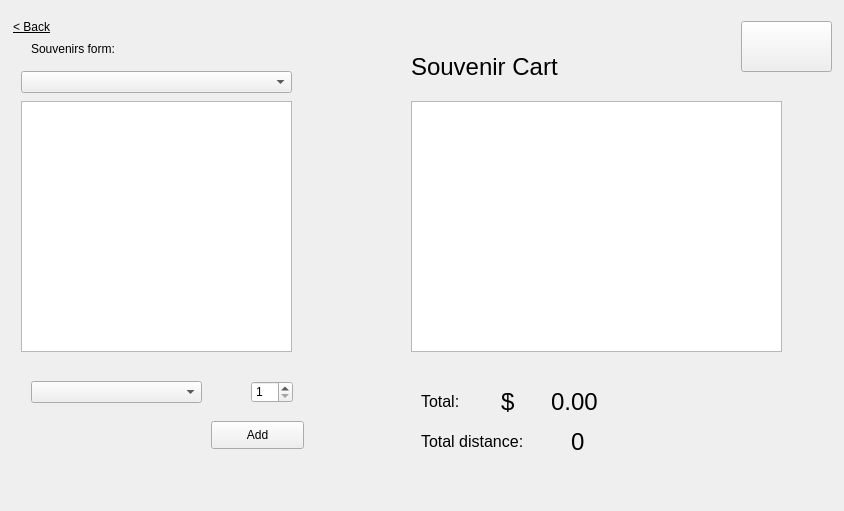
Old version of the form plantripwindow.ui in the repository Ling2251/CS1D-College-Tour.
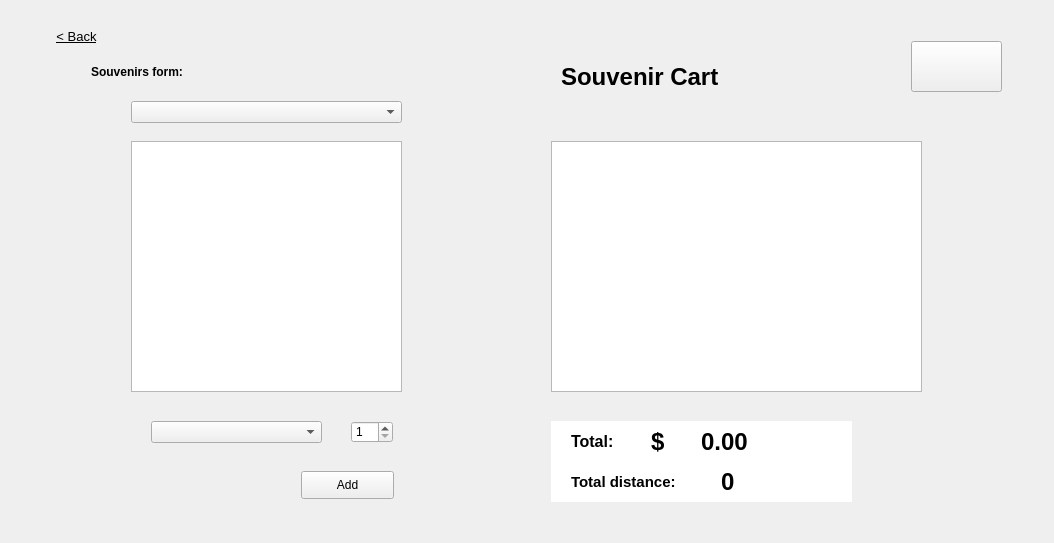
New version of the form. The open tabs and pages were chosen to show the change. Icons and pictures are not drawn.

Commit message: adding some background and trik the UI

```diff
--- a/plantripwindow.ui
+++ b/plantripwindow.ui
@@ -6,8 +6,8 @@
    <rect>
     <x>0</x>
     <y>0</y>
-    <width>844</width>
-    <height>511</height>
+    <width>1054</width>
+    <height>543</height>
    </rect>
   </property>
   <property name="windowTitle">
@@ -132,8 +132,8 @@
       <widget class="QPushButton" name="addSouvenir_button">
        <property name="geometry">
         <rect>
-         <x>200</x>
-         <y>410</y>
+         <x>290</x>
+         <y>460</y>
          <width>93</width>
          <height>28</height>
         </rect>
@@ -145,8 +145,8 @@
       <widget class="QSpinBox" name="quantity_spinBox">
        <property name="geometry">
         <rect>
-         <x>240</x>
-         <y>370</y>
+         <x>340</x>
+         <y>410</y>
          <width>42</width>
          <height>22</height>
         </rect>
@@ -158,8 +158,8 @@
       <widget class="QTableView" name="souv_tableView">
        <property name="geometry">
         <rect>
-         <x>10</x>
-         <y>90</y>
+         <x>120</x>
+         <y>130</y>
          <width>271</width>
          <height>251</height>
         </rect>
@@ -168,8 +168,8 @@
       <widget class="QLabel" name="total_label">
        <property name="geometry">
         <rect>
-         <x>410</x>
-         <y>370</y>
+         <x>560</x>
+         <y>410</y>
          <width>56</width>
          <height>41</height>
         </rect>
@@ -177,6 +177,8 @@
        <property name="font">
         <font>
          <pointsize>12</pointsize>
+         <weight>75</weight>
+         <bold>true</bold>
         </font>
        </property>
        <property name="text">
@@ -186,8 +188,8 @@
       <widget class="QLabel" name="souvCart_label">
        <property name="geometry">
         <rect>
-         <x>400</x>
-         <y>30</y>
+         <x>550</x>
+         <y>40</y>
          <width>231</width>
          <height>51</height>
         </rect>
@@ -195,8 +197,13 @@
        <property name="font">
         <font>
          <pointsize>18</pointsize>
+         <weight>75</weight>
+         <bold>true</bold>
         </font>
        </property>
+       <property name="styleSheet">
+        <string notr="true">color: rgb(0, 0, 0);</string>
+       </property>
        <property name="text">
         <string>Souvenir Cart</string>
        </property>
@@ -204,8 +211,8 @@
       <widget class="QTableView" name="souvCart_tableView">
        <property name="geometry">
         <rect>
-         <x>400</x>
-         <y>90</y>
+         <x>540</x>
+         <y>130</y>
          <width>371</width>
          <height>251</height>
         </rect>
@@ -214,12 +221,19 @@
       <widget class="QLabel" name="souv_label">
        <property name="geometry">
         <rect>
-         <x>20</x>
-         <y>30</y>
-         <width>91</width>
-         <height>16</height>
+         <x>80</x>
+         <y>50</y>
+         <width>161</width>
+         <height>21</height>
         </rect>
        </property>
+       <property name="font">
+        <font>
+         <pointsize>9</pointsize>
+         <weight>75</weight>
+         <bold>true</bold>
+        </font>
+       </property>
        <property name="text">
         <string>Souvenirs form: </string>
        </property>
@@ -227,8 +241,8 @@
       <widget class="QComboBox" name="selectCampus_comboBox">
        <property name="geometry">
         <rect>
-         <x>10</x>
-         <y>60</y>
+         <x>120</x>
+         <y>90</y>
          <width>271</width>
          <height>22</height>
         </rect>
@@ -237,8 +251,8 @@
       <widget class="QLabel" name="dollarSign">
        <property name="geometry">
         <rect>
-         <x>490</x>
-         <y>360</y>
+         <x>640</x>
+         <y>400</y>
          <width>31</width>
          <height>61</height>
         </rect>
@@ -246,6 +260,8 @@
        <property name="font">
         <font>
          <pointsize>18</pointsize>
+         <weight>75</weight>
+         <bold>true</bold>
         </font>
        </property>
        <property name="text">
@@ -255,8 +271,8 @@
       <widget class="QLabel" name="totalCart_label">
        <property name="geometry">
         <rect>
-         <x>540</x>
-         <y>370</y>
+         <x>690</x>
+         <y>410</y>
          <width>231</width>
          <height>41</height>
         </rect>
@@ -264,6 +280,8 @@
        <property name="font">
         <font>
          <pointsize>18</pointsize>
+         <weight>75</weight>
+         <bold>true</bold>
         </font>
        </property>
        <property name="mouseTracking">
@@ -282,8 +300,8 @@
       <widget class="QComboBox" name="souv_comboBox">
        <property name="geometry">
         <rect>
-         <x>20</x>
-         <y>370</y>
+         <x>140</x>
+         <y>410</y>
          <width>171</width>
          <height>22</height>
         </rect>
@@ -292,8 +310,8 @@
       <widget class="QLabel" name="total_label_2">
        <property name="geometry">
         <rect>
-         <x>410</x>
-         <y>410</y>
+         <x>560</x>
+         <y>450</y>
          <width>111</width>
          <height>41</height>
         </rect>
@@ -306,7 +324,9 @@
        </property>
        <property name="font">
         <font>
-         <pointsize>12</pointsize>
+         <pointsize>11</pointsize>
+         <weight>75</weight>
+         <bold>true</bold>
         </font>
        </property>
        <property name="text">
@@ -316,8 +336,8 @@
       <widget class="QLabel" name="totalDistance_label">
        <property name="geometry">
         <rect>
-         <x>560</x>
-         <y>410</y>
+         <x>710</x>
+         <y>450</y>
          <width>231</width>
          <height>41</height>
         </rect>
@@ -325,6 +345,8 @@
        <property name="font">
         <font>
          <pointsize>18</pointsize>
+         <weight>75</weight>
+         <bold>true</bold>
         </font>
        </property>
        <property name="mouseTracking">
@@ -343,15 +365,26 @@
       <widget class="QToolButton" name="goback">
        <property name="geometry">
         <rect>
-         <x>0</x>
-         <y>0</y>
-         <width>41</width>
+         <x>30</x>
+         <y>10</y>
+         <width>71</width>
          <height>31</height>
         </rect>
        </property>
+       <property name="font">
+        <font>
+         <family>Segoe UI</family>
+         <pointsize>10</pointsize>
+         <weight>50</weight>
+         <italic>false</italic>
+         <bold>false</bold>
+         <underline>true</underline>
+        </font>
+       </property>
        <property name="styleSheet">
         <string notr="true">font: 10pt &quot;Segoe UI&quot;;
 text-decoration: underline;
+color: rgb(0, 0, 0);
 border: none;
 </string>
        </property>
@@ -362,8 +395,8 @@
       <widget class="QPushButton" name="mainpage_2">
        <property name="geometry">
         <rect>
-         <x>730</x>
-         <y>10</y>
+         <x>900</x>
+         <y>30</y>
          <width>91</width>
          <height>51</height>
         </rect>
@@ -375,6 +408,40 @@
         <string/>
        </property>
       </widget>
+      <widget class="QLabel" name="label_2">
+       <property name="geometry">
+        <rect>
+         <x>0</x>
+         <y>90</y>
+         <width>1031</width>
+         <height>431</height>
+        </rect>
+       </property>
+       <property name="styleSheet">
+        <string notr="true">background-image: url(:/image/shopping Items.jpg);</string>
+       </property>
+       <property name="text">
+        <string/>
+       </property>
+      </widget>
+      <widget class="QLabel" name="label_3">
+       <property name="geometry">
+        <rect>
+         <x>540</x>
+         <y>410</y>
+         <width>301</width>
+         <height>81</height>
+        </rect>
+       </property>
+       <property name="styleSheet">
+        <string notr="true">background-color: rgb(255, 255, 255);</string>
+       </property>
+       <property name="text">
+        <string/>
+       </property>
+      </widget>
+      <zorder>label_2</zorder>
+      <zorder>label_3</zorder>
       <zorder>addSouvenir_button</zorder>
       <zorder>quantity_spinBox</zorder>
       <zorder>souv_tableView</zorder>
```
Left out of the diff: 74 changed lines with no effect on the pictures. The commit also changes 4 other files.
